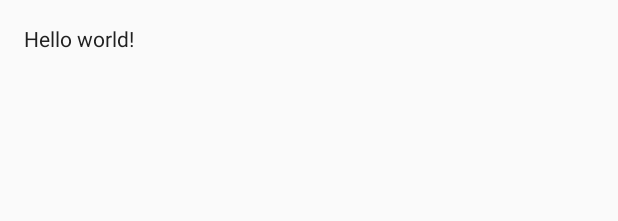
After one commit to ModernNet/uspot, an Android app: the layout activity_splash_screen.xml on its own in the app's theme, with its tools: preview values and no code run, on a phone screen of 412 x 824 dp. The commit adds this screen. Shown: the top 221 px of the screen. Run offline under Robolectric (Android 15) with nearby library versions, the phone set to English and light mode, and no system bars.

Commit message:
Starting Splash Screen

```diff
--- /dev/null
+++ b/app/src/main/res/layout/activity_splash_screen.xml
@@ -0,0 +1,12 @@
+<RelativeLayout xmlns:android="http://schemas.android.com/apk/res/android"
+    xmlns:tools="http://schemas.android.com/tools" android:layout_width="match_parent"
+    android:layout_height="match_parent" android:paddingLeft="@dimen/activity_horizontal_margin"
+    android:paddingRight="@dimen/activity_horizontal_margin"
+    android:paddingTop="@dimen/activity_vertical_margin"
+    android:paddingBottom="@dimen/activity_vertical_margin"
+    tools:context="com.modernet.uspot.SplashScreen">
+
+    <TextView android:text="@string/hello_world" android:layout_width="wrap_content"
+        android:layout_height="wrap_content" />
+
+</RelativeLayout>
--- a/app/src/main/res/values/strings.xml
+++ b/app/src/main/res/values/strings.xml
@@ -51,5 +51,9 @@
     <string name="confirmation_message">Once you confirm, you won\'t be able to modify any of this information</string>
     <string name="confirmation_positive">Confirm</string>
     <string name="location_request_message_start">Please enable location and refresh the tab, in order to see the distance from you current position to the points</string>
+    <string name="title_activity_splash_screen">SplashScreen</string>
+
+    <string name="hello_world">Hello world!</string>
+    <string name="action_settings">Settings</string>
 
 </resources>
```
Also changed, not shown: app/src/main/AndroidManifest.xml (+13 -8 lines), app/src/main/java/com/modernet/uspot/MainActivity.java (+8 -22 lines), app/src/main/java/com/modernet/uspot/SplashScreen.java (added, +51 -0 lines).
